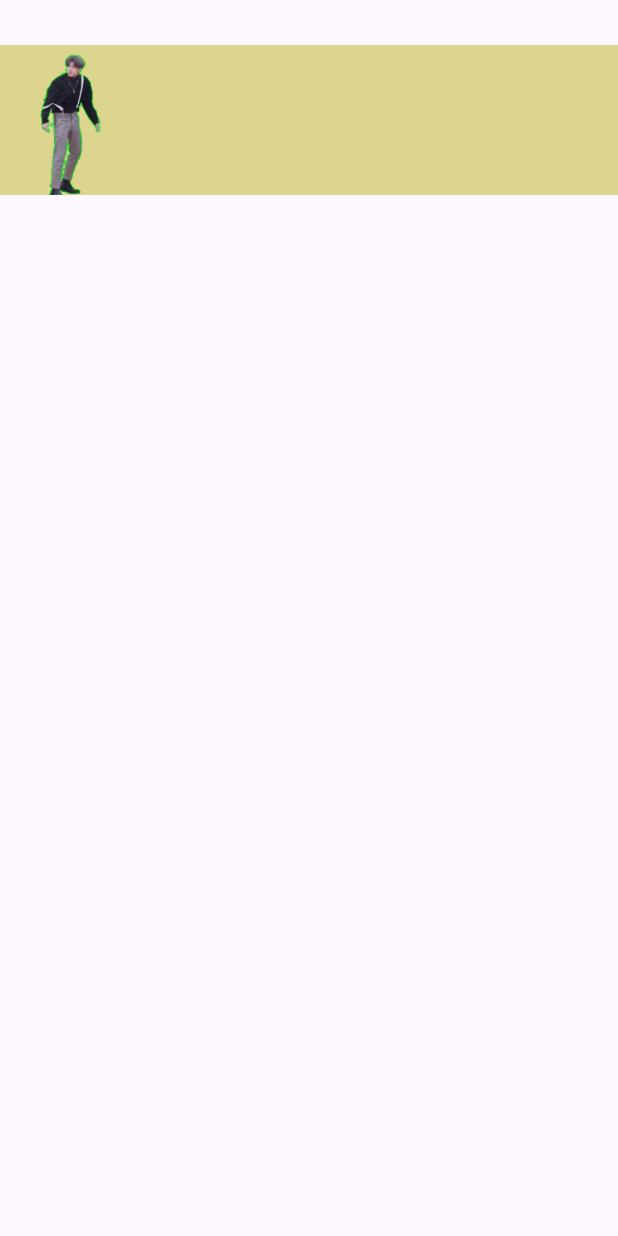
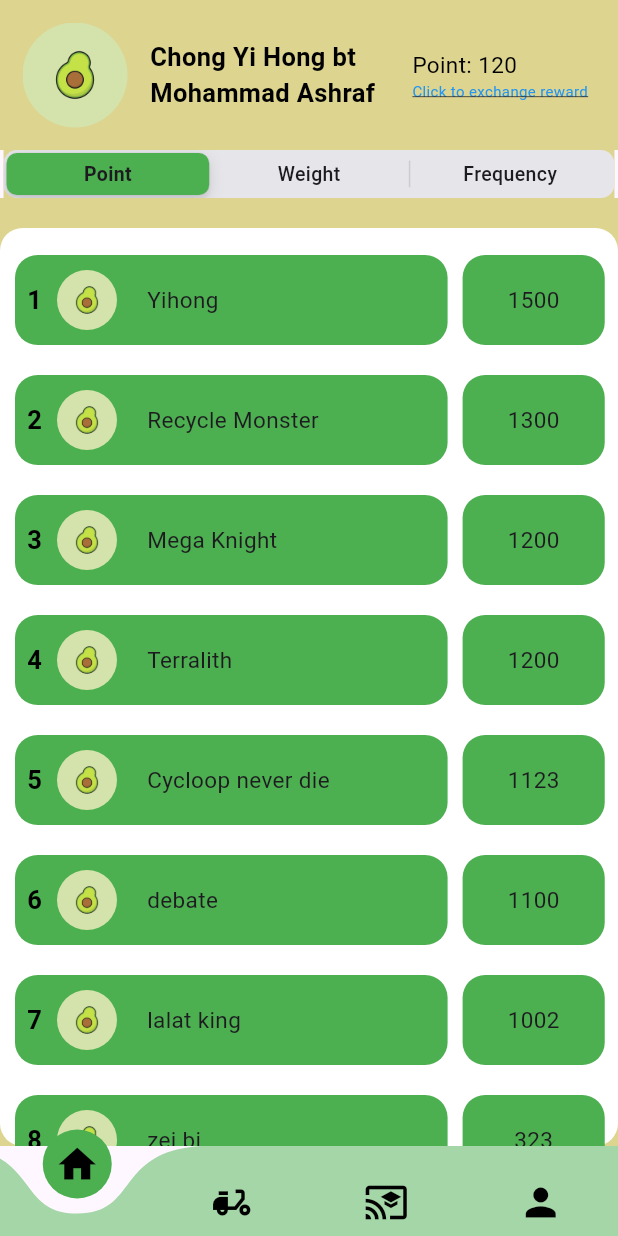
Before and after one commit to whuiii/EcoConnect, a Flutter app: the HomePage screen opened by its route, on a phone screen of 412 x 824 dp. Run offline on Flutter 3.47's test engine with Material 3 defaults, Android fonts, the phone set to English and light mode, and no system bars; drawn by our look-alikes of curved_navigation_bar; our stand-ins replace animate_do, flutter_bloc, iconsax; missing offline and left inert: email_auth, email_otp.

Commit message:
Create HomePage

```diff
--- a/lib/color.dart
+++ b/lib/color.dart
@@ -3,4 +3,18 @@ import 'package:flutter/material.dart';
 const Color primaryColor = Color.fromARGB(255, 14, 48, 115);
 const Color whiteGrey = Color.fromARGB(255, 213, 213, 213);
 const Color primary = Color.fromARGB(255, 221, 212, 143);
-const Color primaryText = Color.fromARGB(255, 112,64,18);
+const Color primaryText = Color.fromARGB(255, 112, 64, 18);
+
+const TextName = TextStyle(
+    fontSize: 17,
+    fontWeight: FontWeight.bold,
+    color: Color.fromARGB(255, 0, 0, 0));
+
+const TextPoint = TextStyle(fontSize: 15, color: Color.fromARGB(255, 0, 0, 0));
+
+const TextLink = TextStyle(
+  color: Colors.blue,
+  fontSize: 10,
+  fontWeight: FontWeight.w400,
+  decoration: TextDecoration.underline,
+);
--- a/lib/home.dart
+++ b/lib/home.dart
@@ -1,5 +1,10 @@
+import 'package:curved_navigation_bar/curved_navigation_bar.dart';
 import 'package:flutter/material.dart';
 import 'package:navigate/color.dart';
+import 'package:flutter/cupertino.dart';
+import 'package:navigate/ranking.dart/provider_ranking.dart';
+
+enum RankingCategory { point, weight, frequency }
 
 class HomePage extends StatefulWidget {
   const HomePage({super.key});
@@ -9,30 +14,148 @@ class HomePage extends StatefulWidget {
 }
 
 class _HomePageState extends State<HomePage> {
+  int index = 0;
+  int userPoints = 120;
+  RankingCategory _selectedTab = RankingCategory.point;
+  final page = [
+    //Home(),
+    // Weight(),
+    // Frequency(),
+    // Point(),
+  ];
+
+  Widget _getTabContent() {
+    switch (_selectedTab) {
+      case RankingCategory.point:
+        return RankingPage(category: 'point');
+      case RankingCategory.weight:
+        return RankingPage(category: 'weight');
+      case RankingCategory.frequency:
+        return RankingPage(category: 'frequency');
+      default:
+        return Center(child: Text('Unknown Page'));
+    }
+  }
+
+  final items = <Widget>[
+    Icon(Icons.home, size: 30),
+    Icon(Icons.delivery_dining, size: 30),
+    Icon(Icons.cast_for_education, size: 30),
+    Icon(Icons.person, size: 30),
+  ];
+
   @override
   Widget build(BuildContext context) {
     return Scaffold(
-      body: Column(
+        body: SafeArea(
+          child: Column(
             children: [
-          SizedBox(height: 30),
+              //Top Bar
               Container(
                 color: primary,
                 child: Row(
                   children: [
+                    //Profile Image
                     Container(
-                  decoration: BoxDecoration(
-                      borderRadius: BorderRadius.circular(20),
-                      image: DecorationImage(
-                          image: AssetImage("assets/images/cxk1.png"),
-                          fit: BoxFit.cover)),
                       width: 100,
                       height: 100,
+                      child: Padding(
+                        padding: EdgeInsets.all(
+                            15), // Adjust Padding to change the image size
+                        child: ClipRRect(
+                          borderRadius: BorderRadius.circular(
+                              45), // slightly smaller radius
+                          child: Image.asset(
+                            "assets/images/ava.jpg",
+                            fit: BoxFit.cover,
+                          ),
+                        ),
+                      ),
+                    ),
+                    //Profile Name
+                    Container(
+                      width: MediaQuery.of(context).size.width * 0.4,
+                      child: Text(
+                        "Chong Yi Hong bt Mohammad Ashraf",
+                        style: TextName,
+                      ),
+                    ),
+                    SizedBox(width: 10),
+                    //Points
+                    Column(
+                      crossAxisAlignment: CrossAxisAlignment.start,
+                      children: [
+                        Text("Point: $userPoints", style: TextPoint),
+                        Text(
+                          "Click to exchange reward",
+                          style: TextLink,
+                        ),
+                      ],
+                    )
+                  ],
+                ),
+              ),
+              Container(
+                color: primary,
+                child:
+
+                    //Rankings
+                    CupertinoSlidingSegmentedControl<RankingCategory>(
+                  backgroundColor: CupertinoColors.systemGrey5,
+                  thumbColor: _selectedTab == RankingCategory.point
+                      ? Colors.green
+                      : _selectedTab == RankingCategory.weight
+                          ? Colors.blue
+                          : Colors.orange,
+                  groupValue: _selectedTab,
+                  onValueChanged: (RankingCategory? value) {
+                    if (value != null) {
+                      setState(() {
+                        _selectedTab = value;
+                      });
+                    }
+                  },
+
+                  //TabPage for Ranking Category
+                  children: const <RankingCategory, Widget>{
+                    RankingCategory.point: Padding(
+                      padding: EdgeInsets.symmetric(horizontal: 25),
+                      child: Text('Point'),
+                    ),
+                    RankingCategory.weight: Padding(
+                      padding: EdgeInsets.symmetric(horizontal: 25),
+                      child: Text('Weight'),
+                    ),
+                    RankingCategory.frequency: Padding(
+                      padding: EdgeInsets.symmetric(horizontal: 25),
+                      child: Text('Frequency'),
+                    ),
+                  },
+                ),
+              ),
+              Expanded(
+                child: _getTabContent(),
               ),
             ],
           ),
         ),
-        ],
+        bottomNavigationBar: Theme(
+          data: Theme.of(context).copyWith(
+            iconTheme: IconThemeData(color: Colors.black), // icon color
           ),
-    );
+          child: CurvedNavigationBar(
+            //key: navigationKey,
+            color: Colors.green.shade200, // navigation bar color
+            buttonBackgroundColor: Colors.green, // backgrond of icon color
+            backgroundColor: Colors.transparent,
+            height: 60,
+            animationCurve: Curves.easeInOut,
+            animationDuration:
+                Duration(milliseconds: 300), // make the animation more faster
+            index: index,
+            items: items,
+            onTap: (index) => setState(() => this.index = index),
+          ),
+        ));
   }
 }
--- a/lib/navigate.dart
+++ b/lib/navigate.dart
@@ -33,7 +33,7 @@ class _NavigateState extends State<Navigate> {
         elevation: 0,
         centerTitle: true,
       ),
-      body: page[index], // go to the accroding page
+      //body: page[index], // go to the accroding page
       bottomNavigationBar:Theme(data: Theme.of(context).copyWith(
         iconTheme: IconThemeData(color: Colors.black), // icon color
       ), child: CurvedNavigationBar(
--- /dev/null
+++ b/lib/ranking.dart/cubit_ranking.dart
@@ -0,0 +1,45 @@
+//Cubit
+import 'package:flutter_bloc/flutter_bloc.dart';
+import 'package:intl/intl.dart';
+
+class RankingCubit extends Cubit<Map<String, List<Map<String, String>>>> {
+  RankingCubit()
+      : super({
+          'point': [
+            {'name': 'Yihong', 'value': '1500'},
+            {'name': 'Recycle Monster', 'value': '1300'},
+            {'name': 'Mega Knight', 'value': '1200'},
+            {'name': 'Terralith', 'value': '1200'},
+            {'name': 'Cycloop never die', 'value': '1123'},
+            {'name': 'debate', 'value': '1100'},
+            {'name': 'lalat king', 'value': '1002'},
+            {'name': 'zei bi', 'value': '323'},
+            {'name': 'beimuyu', 'value': '142'},
+            {'name': 'Wen Hui', 'value': '81'},
+          ],
+          'weight': [
+            {'name': 'Yihong', 'value': '90'},
+            {'name': 'Recycle Monster', 'value': '76'},
+            {'name': 'Mega Knight', 'value': '42'},
+            {'name': 'Terralith', 'value': '42'},
+            {'name': 'Cycloop never die', 'value': '41'},
+            {'name': 'debate', 'value': '39'},
+            {'name': 'lalat king', 'value': '35'},
+            {'name': 'zei bi', 'value': '32'},
+            {'name': 'beimuyu', 'value': '10'},
+            {'name': 'Wen Hui', 'value': '8'},
+          ],
+          'frequency': [
+            {'name': 'Yihong', 'value': '9'},
+            {'name': 'Recycle Monster', 'value': '7'},
+            {'name': 'Mega Knight', 'value': '4'},
+            {'name': 'Terralith', 'value': '4'},
+            {'name': 'Cycloop never die', 'value': '4'},
+            {'name': 'debate', 'value': '3'},
+            {'name': 'lalat king', 'value': '3'},
+            {'name': 'zei bi', 'value': '2'},
+            {'name': 'beimuyu', 'value': '1'},
+            {'name': 'Wen Hui', 'value': '1'},
+          ],
+        });
+}
--- /dev/null
+++ b/lib/ranking.dart/page_ranking.dart
@@ -0,0 +1,44 @@
+import 'package:flutter/material.dart';
+import 'package:flutter_bloc/flutter_bloc.dart';
+import 'package:navigate/color.dart';
+import 'package:navigate/ranking.dart/cubit_ranking.dart';
+import 'package:navigate/ranking.dart/row_ranking.dart';
+
+class Ranking extends StatelessWidget {
+  final String category; // e.g., 'point', 'weight', 'frequency'
+  const Ranking({super.key, required this.category});
+  @override
+  Widget build(BuildContext context) {
+    return Scaffold(
+      backgroundColor: primary,
+      body: Container(
+        margin: EdgeInsets.only(top: 20),
+        padding: const EdgeInsets.only(top: 8.0),
+        // You can remove fixed height here; let it fill the space naturally
+        width: MediaQuery.of(context).size.width,
+        decoration: BoxDecoration(
+          color: Colors.white,
+          borderRadius: BorderRadius.circular(15),
+        ),
+        child:
+            BlocBuilder<RankingCubit, Map<String, List<Map<String, String>>>>(
+          builder: (context, rankings) {
+            final selectedList = rankings[category] ?? [];
+
+            return ListView.builder(
+              itemCount: selectedList.length,
+              itemBuilder: (context, index) {
+                return RankingList(
+                  category: category,
+                  index: (index + 1).toString(),
+                  taskName: selectedList[index]['name']!,
+                  value: selectedList[index]['value']!,
+                );
+              },
+            );
+          },
+        ),
+      ),
+    );
+  }
+}
--- /dev/null
+++ b/lib/ranking.dart/provider_ranking.dart
@@ -0,0 +1,20 @@
+//Platform connecting cubit and UI
+
+import 'package:flutter/material.dart';
+import 'package:flutter_bloc/flutter_bloc.dart';
+import 'package:navigate/ranking.dart/cubit_ranking.dart';
+import 'package:navigate/ranking.dart/page_ranking.dart';
+
+class RankingPage extends StatelessWidget {
+  final String category;
+  const RankingPage({super.key, required this.category});
+
+  @override
+  Widget build(BuildContext context) {
+    //Bloc Provider
+    return BlocProvider(
+      create: (context) => RankingCubit(),
+      child: Ranking(category: category),
+    );
+  }
+}
--- /dev/null
+++ b/lib/ranking.dart/row_ranking.dart
@@ -0,0 +1,103 @@
+import 'package:flutter/material.dart';
+import 'package:flutter_bloc/flutter_bloc.dart';
+import 'package:navigate/color.dart';
+import 'package:navigate/ranking.dart/cubit_ranking.dart';
+
+class RankingList extends StatefulWidget {
+  final String index;
+  final String taskName;
+  final String value;
+  final String category;
+
+  const RankingList(
+      {super.key,
+      required this.taskName,
+      required this.value,
+      required this.index,
+      required this.category});
+
+  @override
+  State<RankingList> createState() => _RankingListState();
+}
+
+class _RankingListState extends State<RankingList> {
+  @override
+  Widget build(BuildContext context) {
+    return
+        //Left Portion Container
+        Row(
+      children: [
+        Container(
+          padding: const EdgeInsets.only(left: 8),
+          margin: const EdgeInsets.all(10.0),
+          height: 60,
+          width: MediaQuery.of(context).size.width * 0.7,
+          decoration: BoxDecoration(
+            color: widget.category == 'point'
+                ? Colors.green
+                : widget.category == 'weight'
+                    ? Colors.blue
+                    : Colors.orange,
+            borderRadius: BorderRadius.circular(15),
+          ),
+          child: Row(
+            children: [
+              Text(widget.index, style: TextName),
+              //Image
+              Container(
+                margin: const EdgeInsets.only(left: 10),
+                decoration: BoxDecoration(
+                    borderRadius: BorderRadius.circular(70),
+                    image: DecorationImage(
+                        image: AssetImage("assets/images/ava.jpg"),
+                        fit: BoxFit.cover)),
+                width: 40,
+                height: 40,
+              ),
+
+              //Text
+              Expanded(
+                child: Container(
+                  margin: const EdgeInsets.only(left: 20),
+                  child: Center(
+                    child: Align(
+                        alignment: Alignment.centerLeft,
+                        child: Text(
+                          widget.taskName,
+                          style: TextStyle(
+                              fontSize: 15, fontWeight: FontWeight.normal),
+                        )),
+                  ),
+                ),
+              ),
+            ],
+          ),
+        ),
+
+        //Right Portion
+        Container(
+          padding: const EdgeInsets.all(5),
+          height: 60,
+          width: MediaQuery.of(context).size.width * 0.23,
+          decoration: BoxDecoration(
+            color: widget.category == 'point'
+                ? Colors.green
+                : widget.category == 'weight'
+                    ? Colors.blue
+                    : Colors.orange,
+            borderRadius: BorderRadius.circular(15),
+          ),
+          child: Center(
+            child: Align(
+              alignment: Alignment.center,
+              child: Text(
+                '${widget.value}',
+                style: TextStyle(fontSize: 15, fontWeight: FontWeight.normal),
+              ),
+            ),
+          ),
+        ),
+      ],
+    );
+  }
+}
--- a/lib/route_generator.dart
+++ b/lib/route_generator.dart
@@ -3,6 +3,7 @@ import 'package:navigate/home.dart';
 import 'package:navigate/mainpage.dart';
 import 'package:navigate/login.dart';
 import 'package:navigate/main.dart';
+import 'package:navigate/navigate.dart';
 import 'package:navigate/register.dart';
 
 class RouteGenerator {
@@ -14,10 +15,12 @@ class RouteGenerator {
         return MaterialPageRoute(builder: (_) => MainPage());
       case '/1':
         return MaterialPageRoute(builder: (_) => LoginPage());
-       case '/2':
+      case '/2':
         return MaterialPageRoute(builder: (_) => RegisterPage());
-        case '/3':
+      case '/3':
         return MaterialPageRoute(builder: (_) => HomePage());
+      case '/4':
+        return MaterialPageRoute(builder: (_) => Navigate());
 
       default:
         return MaterialPageRoute(builder: (_) => MainPage());
--- a/pubspec.yaml
+++ b/pubspec.yaml
@@ -41,6 +41,8 @@ dependencies:
   # The following adds the Cupertino Icons font to your application.
   # Use with the CupertinoIcons class for iOS style icons.
   cupertino_icons: ^1.0.2
+  flutter_bloc: ^9.1.1
+  intl: ^0.20.2
   #firebase_core: ^3.13.1
 
 dev_dependencies:
```
Also changed, not shown: assets/images/ava.jpg (added), pubspec.lock, 4 other files. Lines whose indentation alone changed are shown as unchanged.
